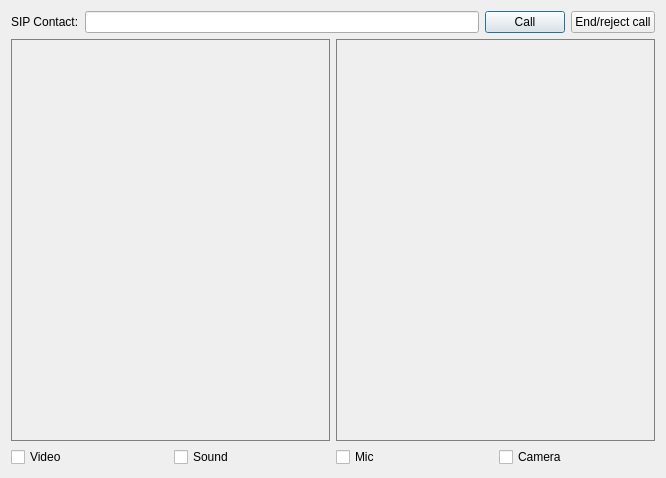
silvansky/Contacts, file src/plugins/sipphone/testcallwidget.ui: the form before one commit.
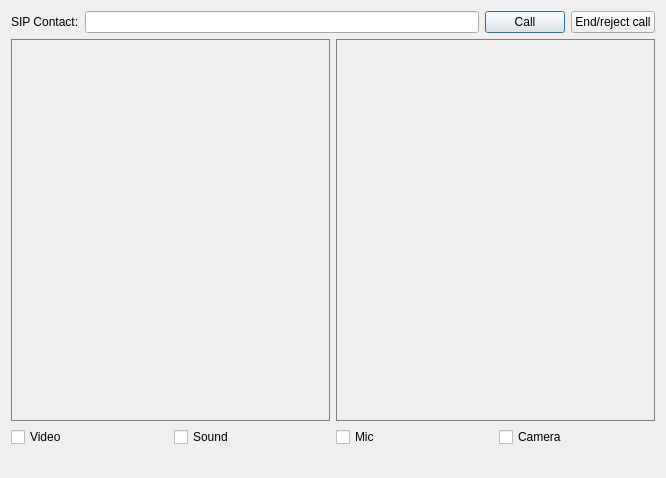
The form after the commit.

The edit to the form file:
```diff
--- a/src/plugins/sipphone/testcallwidget.ui
+++ b/src/plugins/sipphone/testcallwidget.ui
@@ -20,7 +20,7 @@
 	border: 1px solid grey;
 }</string>
   </property>
-  <layout class="QVBoxLayout" name="verticalLayout" stretch="0,1,0">
+  <layout class="QVBoxLayout" name="verticalLayout" stretch="0,1,0,0">
    <item>
     <layout class="QHBoxLayout" name="controlsLayout">
      <item>
@@ -109,6 +109,13 @@
      </item>
     </layout>
    </item>
+   <item>
+    <widget class="QLabel" name="status">
+     <property name="text">
+      <string/>
+     </property>
+    </widget>
+   </item>
   </layout>
  </widget>
  <resources/>
```
Left out of the diff: 2 changed lines with no effect on the pictures.
